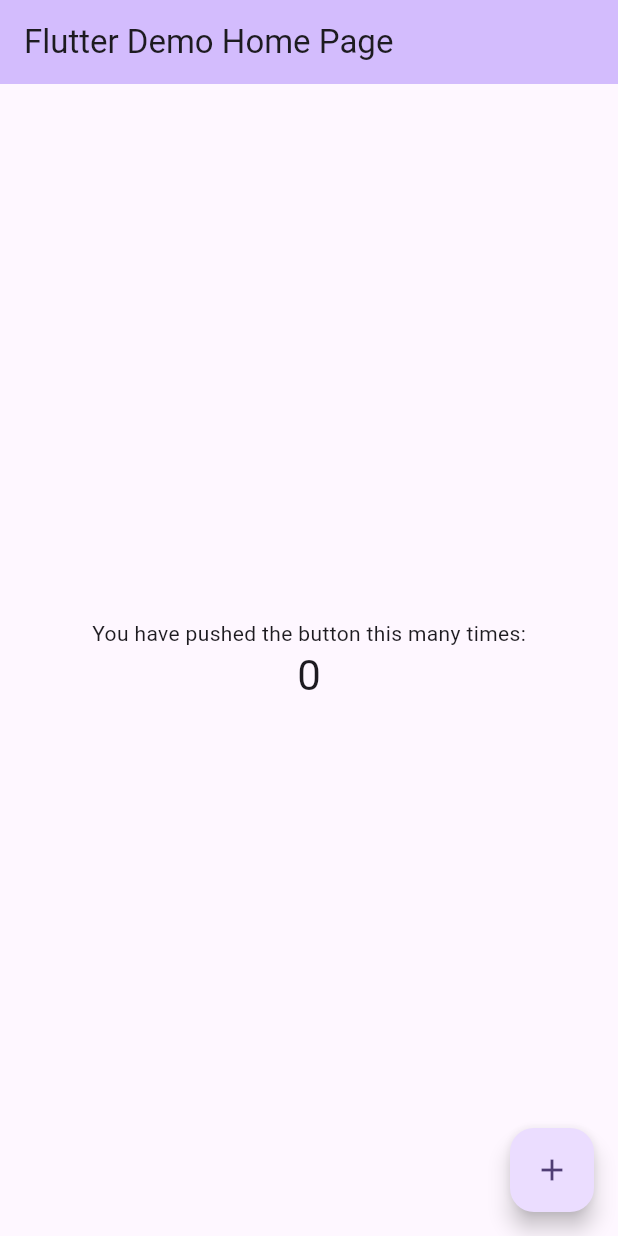
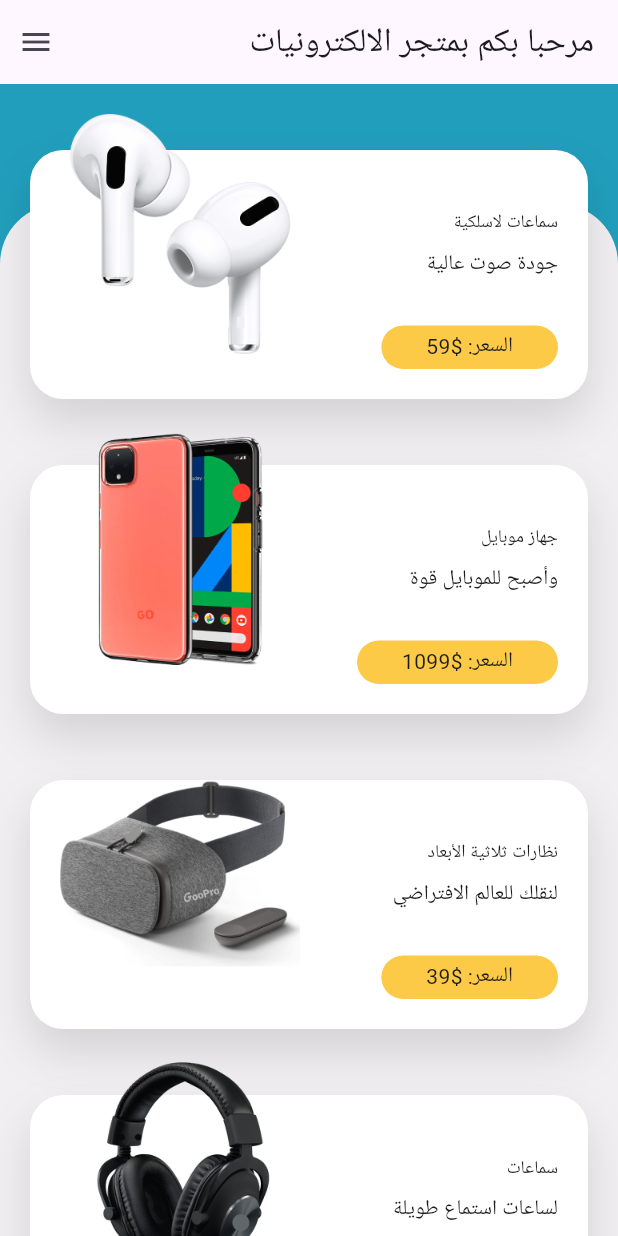
Before and after one commit to Amira-Shinnawi/electrical, a Flutter app: the screen it shows after launch, on a phone screen of 412 x 824 dp. Run offline on Flutter 3.47's test engine with Material 3 defaults, Android fonts, the phone set to English and light mode, and no system bars; our stand-ins replace google_fonts; Roboto replaces fonts that are missing (Almarai).

Commit message:
handle some exceptions

```diff
--- /dev/null
+++ b/lib/constants.dart
@@ -0,0 +1,10 @@
+import 'package:flutter/material.dart';
+
+const kBackgroundColor = Color(0xFFF1EFF1);
+const kPrimaryColor = Color(0xFF219ebc);
+const kSecondaryColor = Color(0xFFfcca46);
+const kTextColor = Color(0xFF023047);
+const kTextLightColor = Color(0xFF747474);
+const kBlueColor = Color(0xFF40BAD5);
+
+const kDefaultPadding = 20.0;
--- /dev/null
+++ b/lib/l10n/intl_ar.arb
@@ -0,0 +1,3 @@
+{
+    "@@locale": "ar"
+}
--- /dev/null
+++ b/lib/l10n/intl_en.arb
@@ -0,0 +1,3 @@
+{
+    "@@locale": "en"
+}
--- a/lib/main.dart
+++ b/lib/main.dart
@@ -1,122 +1,39 @@
+import 'package:electrical/constants.dart';
 import 'package:flutter/material.dart';
+import 'package:flutter_localizations/flutter_localizations.dart';
+import 'package:google_fonts/google_fonts.dart';
+
+import 'generated/l10n.dart';
+import 'screens/home_screen.dart';
+
 
 void main() {
-  runApp(const MyApp());
+  runApp(MyApp());
 }
 
 class MyApp extends StatelessWidget {
   const MyApp({super.key});
 
-  // This widget is the root of your application.
   @override
   Widget build(BuildContext context) {
     return MaterialApp(
-      title: 'Flutter Demo',
+      debugShowCheckedModeBanner: false,
+      title: 'Electrical Store',
       theme: ThemeData(
-        // This is the theme of your application.
-        //
-        // TRY THIS: Try running your application with "flutter run". You'll see
-        // the application has a purple toolbar. Then, without quitting the app,
-        // try changing the seedColor in the colorScheme below to Colors.green
-        // and then invoke "hot reload" (save your changes or press the "hot
-        // reload" button in a Flutter-supported IDE, or press "r" if you used
-        // the command line to start the app).
-        //
-        // Notice that the counter didn't reset back to zero; the application
-        // state is not lost during the reload. To reset the state, use hot
-        // restart instead.
-        //
-        // This works for code too, not just values: Most code changes can be
-        // tested with just a hot reload.
-        colorScheme: ColorScheme.fromSeed(seedColor: Colors.deepPurple),
+        textTheme: GoogleFonts.almaraiTextTheme(Theme.of(context).textTheme),
+        primaryColor: kPrimaryColor,
       ),
-      home: const MyHomePage(title: 'Flutter Demo Home Page'),
+      // Arabic RTL
+      locale: const Locale('ar'),
+
+      localizationsDelegates: [
+        S.delegate,
+        GlobalMaterialLocalizations.delegate,
+        GlobalWidgetsLocalizations.delegate,
+        GlobalCupertinoLocalizations.delegate,
+      ],
+      supportedLocales: S.delegate.supportedLocales,
+      home: HomeScreen(),
     );
   }
 }
-
-class MyHomePage extends StatefulWidget {
-  const MyHomePage({super.key, required this.title});
-
-  // This widget is the home page of your application. It is stateful, meaning
-  // that it has a State object (defined below) that contains fields that affect
-  // how it looks.
-
-  // This class is the configuration for the state. It holds the values (in this
-  // case the title) provided by the parent (in this case the App widget) and
-  // used by the build method of the State. Fields in a Widget subclass are
-  // always marked "final".
-
-  final String title;
-
-  @override
-  State<MyHomePage> createState() => _MyHomePageState();
-}
-
-class _MyHomePageState extends State<MyHomePage> {
-  int _counter = 0;
-
-  void _incrementCounter() {
-    setState(() {
-      // This call to setState tells the Flutter framework that something has
-      // changed in this State, which causes it to rerun the build method below
-      // so that the display can reflect the updated values. If we changed
-      // _counter without calling setState(), then the build method would not be
-      // called again, and so nothing would appear to happen.
-      _counter++;
-    });
-  }
-
-  @override
-  Widget build(BuildContext context) {
-    // This method is rerun every time setState is called, for instance as done
-    // by the _incrementCounter method above.
-    //
-    // The Flutter framework has been optimized to make rerunning build methods
-    // fast, so that you can just rebuild anything that needs updating rather
-    // than having to individually change instances of widgets.
-    return Scaffold(
-      appBar: AppBar(
-        // TRY THIS: Try changing the color here to a specific color (to
-        // Colors.amber, perhaps?) and trigger a hot reload to see the AppBar
-        // change color while the other colors stay the same.
-        backgroundColor: Theme.of(context).colorScheme.inversePrimary,
-        // Here we take the value from the MyHomePage object that was created by
-        // the App.build method, and use it to set our appbar title.
-        title: Text(widget.title),
-      ),
-      body: Center(
-        // Center is a layout widget. It takes a single child and positions it
-        // in the middle of the parent.
-        child: Column(
-          // Column is also a layout widget. It takes a list of children and
-          // arranges them vertically. By default, it sizes itself to fit its
-          // children horizontally, and tries to be as tall as its parent.
-          //
-          // Column has various properties to control how it sizes itself and
-          // how it positions its children. Here we use mainAxisAlignment to
-          // center the children vertically; the main axis here is the vertical
-          // axis because Columns are vertical (the cross axis would be
-          // horizontal).
-          //
-          // TRY THIS: Invoke "debug painting" (choose the "Toggle Debug Paint"
-          // action in the IDE, or press "p" in the console), to see the
-          // wireframe for each widget.
-          mainAxisAlignment: MainAxisAlignment.center,
-          children: <Widget>[
-            const Text('You have pushed the button this many times:'),
-            Text(
-              '$_counter',
-              style: Theme.of(context).textTheme.headlineMedium,
-            ),
-          ],
-        ),
-      ),
-      floatingActionButton: FloatingActionButton(
-        onPressed: _incrementCounter,
-        tooltip: 'Increment',
-        child: const Icon(Icons.add),
-      ), // This trailing comma makes auto-formatting nicer for build methods.
-    );
-  }
-}
--- /dev/null
+++ b/lib/models/product.dart
@@ -0,0 +1,70 @@
+class Product {
+  final int ?id, price;
+  final String? title, subTitle, description, image;
+
+  Product(
+      {this.id,
+      this.price,
+      this.title,
+      this.subTitle,
+      this.description,
+      this.image});
+}
+
+// list of products
+List<Product> products = [
+  Product(
+    id: 1,
+    price: 59,
+    title: "سماعات لاسلكية",
+    subTitle: "جودة صوت عالية",
+    image: "images/airpod.png",
+    description:
+        "لوريم ايبسوم دولار سيت أميت ,كونسيكتيتور أدايبا يسكينج أليايت,سيت دو أيوسمود تيمبور أنكايديديونتيوت لابوري ات دولار ماجنا أليكيوا.",
+  ),
+  Product(
+    id: 2,
+    price: 1099,
+    title: "جهاز موبايل",
+    subTitle: "وأصبح للموبايل قوة",
+    image: "images/mobile.png",
+    description:
+        "لوريم ايبسوم دولار سيت أميت ,كونسيكتيتور أدايبا يسكينج أليايت,سيت دو أيوسمود تيمبور أنكايديديونتيوت لابوري ات دولار ماجنا أليكيوا.",
+  ),
+  Product(
+    id: 3,
+    price: 39,
+    title: "نظارات ثلاثية الأبعاد",
+    subTitle: "لنقلك للعالم الافتراضي",
+    image: "images/class.png",
+    description:
+        "لوريم ايبسوم دولار سيت أميت ,كونسيكتيتور أدايبا يسكينج أليايت,سيت دو أيوسمود تيمبور أنكايديديونتيوت لابوري ات دولار ماجنا أليكيوا.",
+  ),
+  Product(
+    id: 4,
+    price: 56,
+    title: "سماعات",
+    subTitle: "لساعات استماع طويلة",
+    image: "images/headset.png",
+    description:
+        "لوريم ايبسوم دولار سيت أميت ,كونسيكتيتور أدايبا يسكينج أليايت,سيت دو أيوسمود تيمبور أنكايديديونتيوت لابوري ات دولار ماجنا أليكيوا.",
+  ),
+  Product(
+    id: 5,
+    price: 68,
+    title: "مسجل صوت",
+    subTitle: "سجل اللحظات المهمة حولك",
+    image: "images/speaker.png",
+    description:
+        "لوريم ايبسوم دولار سيت أميت ,كونسيكتيتور أدايبا يسكينج أليايت,سيت دو أيوسمود تيمبور أنكايديديونتيوت لابوري ات دولار ماجنا أليكيوا.",
+  ),
+  Product(
+    id: 6,
+    price: 39,
+    title: "كاميرات كمبيوتر",
+    subTitle: "بجودة ودقة صورة عالية",
+    image: "images/camera.png",
+    description:
+        "لوريم ايبسوم دولار سيت أميت ,كونسيكتيتور أدايبا يسكينج أليايت,سيت دو أيوسمود تيمبور أنكايديديونتيوت لابوري ات دولار ماجنا أليكيوا.",
+  ),
+];
--- /dev/null
+++ b/lib/screens/home_screen.dart
@@ -0,0 +1,35 @@
+import 'package:flutter/material.dart';
+import 'package:google_fonts/google_fonts.dart';
+
+import '../constants.dart';
+import '../widgets/home/home_body.dart';
+
+class HomeScreen extends StatelessWidget {
+  const HomeScreen({super.key});
+
+  @override
+  Widget build(BuildContext context) {
+    return Scaffold(
+      backgroundColor: kPrimaryColor,
+      appBar: homeAppBar(),
+      body: HomeBody(),
+    );
+  }
+
+  AppBar homeAppBar() {
+    return AppBar(
+      elevation: 0,
+      title: Text(
+        'مرحبا بكم بمتجر الالكترونيات',
+        style: GoogleFonts.getFont('Almarai'),
+      ),
+      centerTitle: false,
+      actions: [
+        IconButton(
+          icon: Icon(Icons.menu),
+          onPressed: () {},
+        ),
+      ],
+    );
+  }
+}
--- /dev/null
+++ b/lib/widgets/home/home_body.dart
@@ -0,0 +1,55 @@
+import 'package:electrical/widgets/home/product_cart.dart';
+import 'package:flutter/material.dart';
+
+import '../../constants.dart';
+import '../../models/product.dart';
+import '../../screens/details_screen.dart';
+
+class HomeBody extends StatelessWidget {
+  const HomeBody({super.key});
+
+  @override
+  Widget build(BuildContext context) {
+    return SafeArea(
+      bottom: false,
+      child: Column(
+        children: [
+          SizedBox(height: kDefaultPadding / 2),
+          Expanded(
+            child: Stack(
+              children: [
+                Container(
+                  margin: EdgeInsets.only(top: 70.0),
+                  decoration: BoxDecoration(
+                    color: kBackgroundColor,
+                    borderRadius: BorderRadius.only(
+                      topLeft: Radius.circular(40),
+                      topRight: Radius.circular(40),
+                    ),
+                  ),
+                ),
+                ListView.builder(
+                  itemCount: products.length,
+                  itemBuilder: (context, index) => ProductCard(
+                    itemIndex: index,
+                    product: products[index],
+                    press: () {
+                      Navigator.push(
+                        context,
+                        MaterialPageRoute(
+                          builder: (context) => DetailsScreen(
+                            product: products[index],
+                          ),
+                        ),
+                      );
+                    },
+                  ),
+                ),
+              ],
+            ),
+          ),
+        ],
+      ),
+    );
+  }
+}
--- /dev/null
+++ b/lib/widgets/home/product_cart.dart
@@ -0,0 +1,105 @@
+import 'package:flutter/material.dart';
+
+import '../../constants.dart';
+import '../../models/product.dart';
+
+class ProductCard extends StatelessWidget {
+  const ProductCard({super.key, this.itemIndex, this.product, this.press});
+
+  final int? itemIndex;
+  final Product? product;
+  final void Function()? press;
+
+  @override
+  Widget build(BuildContext context) {
+    Size size = MediaQuery.of(context).size;
+    return Container(
+      margin: EdgeInsets.symmetric(
+        horizontal: kDefaultPadding,
+        vertical: kDefaultPadding / 2,
+      ),
+      height: 190.0,
+      child: InkWell(
+        onTap: press,
+        child: Stack(
+          alignment: Alignment.bottomCenter,
+          children: [
+            Container(
+              height: 166.0,
+              decoration: BoxDecoration(
+                borderRadius: BorderRadius.circular(22),
+                color: Colors.white,
+                boxShadow: [
+                  BoxShadow(
+                    offset: Offset(0, 15),
+                    blurRadius: 25,
+                    color: Colors.black12,
+                  ),
+                ],
+              ),
+            ),
+            Positioned(
+              top: 0.0,
+              left: 0.0,
+              child: Container(
+                padding: EdgeInsets.symmetric(horizontal: kDefaultPadding),
+                height: 160.0,
+                width: 200.0,
+                child: Image.asset(product!.image!, fit: BoxFit.cover),
+              ),
+            ),
+            Positioned(
+              bottom: 0.0,
+              right: 0.0,
+              child: SizedBox(
+                height: 136.0,
+                // Because oure image is 200 width, then: width - 200
+                width: size.width - 200,
+                child: Column(
+                  crossAxisAlignment: CrossAxisAlignment.start,
+                  children: [
+                    Spacer(),
+                    Padding(
+                      padding: const EdgeInsets.symmetric(
+                        horizontal: kDefaultPadding,
+                      ),
+                      child: Text(
+                        product?.title ?? '',
+                        style: Theme.of(context).textTheme.bodySmall,
+                      ),
+                    ),
+                    Spacer(),
+                    Padding(
+                      padding: const EdgeInsets.symmetric(
+                        horizontal: kDefaultPadding,
+                      ),
+                      child: Text(
+                        product?.subTitle ?? '',
+                        style: Theme.of(context).textTheme.titleSmall,
+                      ),
+                    ),
+                    Spacer(),
+                    Padding(
+                      padding: const EdgeInsets.all(kDefaultPadding),
+                      child: Container(
+                        padding: EdgeInsets.symmetric(
+                          horizontal: kDefaultPadding * 1.5, // 30 px padding
+                          vertical: kDefaultPadding / 5, // 5 px padding
+                        ),
+                        decoration: BoxDecoration(
+                          color: kSecondaryColor,
+                          borderRadius: BorderRadius.circular(22),
+                        ),
+                        child: Text('السعر: \$${product?.price}'),
+                      ),
+                    ),
+                  ],
+                ),
+              ),
+            ),
+          ],
+        ),
+      ),
+    );
+  }
+}
```
Also changed, not shown: lib/screens/details_screen.dart (added, +44 -0 lines), lib/widgets/details/color_dot.dart (added, +35 -0 lines), lib/widgets/details/details_body.dart (added, +92 -0 lines), lib/widgets/details/product_image.dart (added, +37 -0 lines), pubspec.yaml (+7 -2 lines), images/airpod.png (added), images/camera.png (added), images/class.png (added), images/headset.png (added), images/mobile.png (added), images/speaker.png (added), lib/generated/intl/messages_all.dart (added), lib/generated/intl/messages_en.dart (added), lib/generated/l10n.dart (added), 1 more files, 6 other files.
